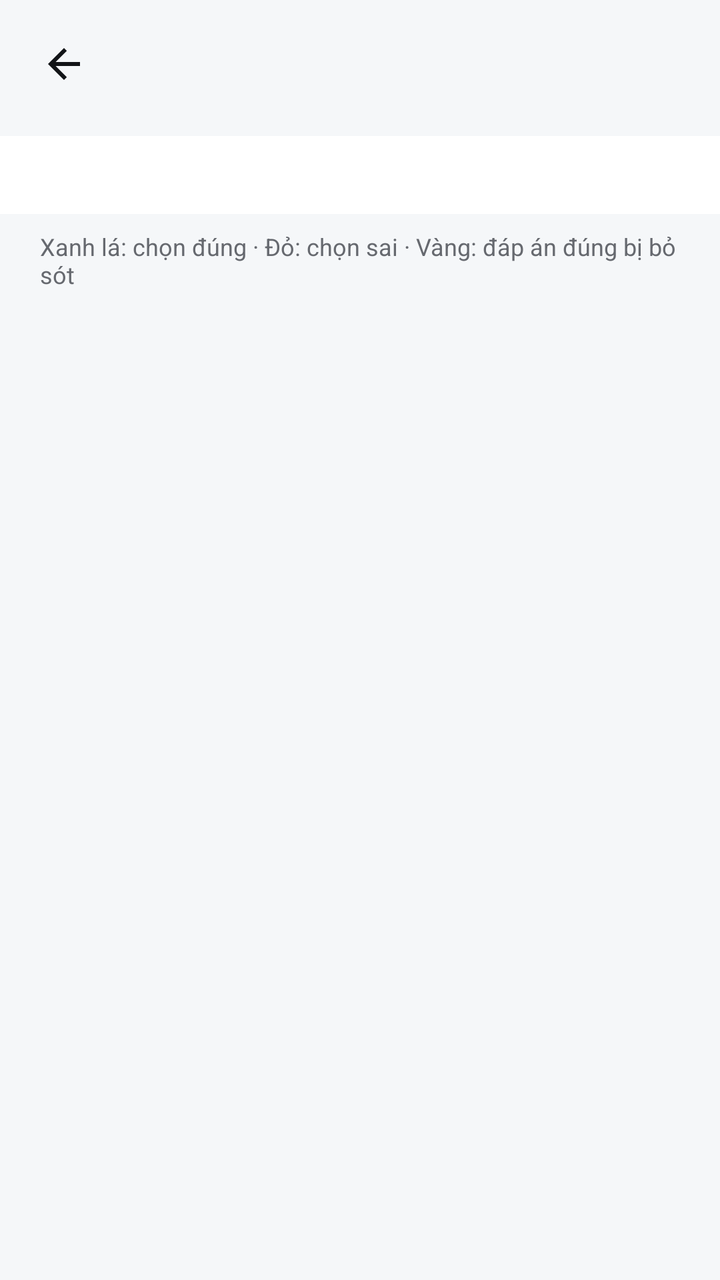
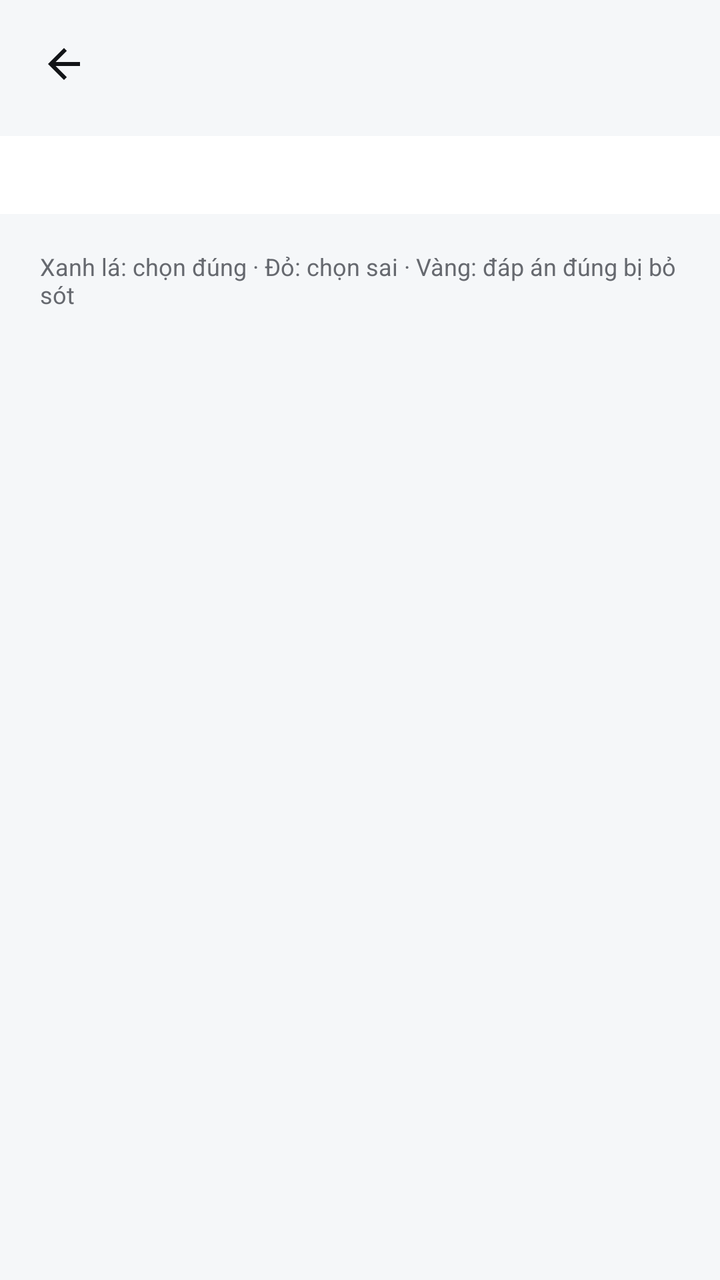

The first picture is an Android layout as it rendered before a commit; the second is the same layout after the commit. The layout source and the unified diff follow.
<!-- AndroidManifest.xml: application theme Theme.TestMarking -->
<!-- res/layout/fragment_paper.xml -->
<?xml version="1.0" encoding="utf-8"?>
<LinearLayout xmlns:android="http://schemas.android.com/apk/res/android"
    xmlns:app="http://schemas.android.com/apk/res-auto"
    android:layout_width="match_parent"
    android:layout_height="match_parent"
    android:background="@color/background"
    android:orientation="vertical">

    <LinearLayout
        android:id="@+id/header"
        android:layout_width="match_parent"
        android:layout_height="wrap_content"
        android:gravity="center_vertical"
        android:orientation="horizontal"
        android:paddingStart="8dp"
        android:paddingTop="8dp"
        android:paddingEnd="20dp"
        android:paddingBottom="8dp">

        <ImageButton
            android:id="@+id/btnBack"
            android:layout_width="48dp"
            android:layout_height="48dp"
            android:background="?attr/selectableItemBackgroundBorderless"
            android:contentDescription="@string/common_back"
            android:src="@drawable/ic_back"
            app:tint="@color/text_primary" />

        <TextView
            android:id="@+id/tvTitle"
            style="@style/TM.Text.Title"
            android:layout_width="0dp"
            android:layout_height="wrap_content"
            android:layout_marginStart="4dp"
            android:layout_weight="1"
            android:ellipsize="end"
            android:maxLines="1"
            android:textSize="20sp" />
    </LinearLayout>

    <com.google.android.material.progressindicator.LinearProgressIndicator
        android:id="@+id/progress"
        android:layout_width="match_parent"
        android:layout_height="wrap_content"
        android:indeterminate="true"
        android:visibility="invisible" />

    <TextView
        android:id="@+id/tvError"
        android:layout_width="match_parent"
        android:layout_height="wrap_content"
        android:padding="20dp"
        android:textColor="@color/danger"
        android:textSize="14sp"
        android:visibility="gone" />

    <TextView
        android:id="@+id/tvSummary"
        android:layout_width="match_parent"
        android:layout_height="wrap_content"
        android:background="@color/surface"
        android:lineSpacingExtra="3dp"
        android:paddingStart="20dp"
        android:paddingTop="10dp"
        android:paddingEnd="20dp"
        android:paddingBottom="10dp"
        android:textColor="@color/text_primary"
        android:textSize="14sp" />

    <TextView
        android:id="@+id/tvLegend"
        android:layout_width="match_parent"
        android:layout_height="wrap_content"
        android:paddingStart="20dp"
        android:paddingTop="8dp"
        android:paddingEnd="20dp"
        android:paddingBottom="4dp"
        android:text="@string/paper_legend"
        android:textColor="@color/text_secondary"
        android:textSize="12sp" />

    <androidx.recyclerview.widget.RecyclerView
        android:id="@+id/list"
        android:layout_width="match_parent"
        android:layout_height="0dp"
        android:layout_weight="1"
        android:clipToPadding="false"
        android:paddingStart="20dp"
        android:paddingEnd="20dp"
        android:paddingBottom="16dp" />
</LinearLayout>
<!-- resources referenced by this layout -->
<resources>
  <color name="background">#F5F7F9</color>
  <color name="danger">#C53637</color>
  <color name="surface">#FFFFFF</color>
  <color name="text_primary">#121417</color>
  <color name="text_secondary">#66696F</color>
  <!-- drawable ic_back (drawable) -->
  <?xml version="1.0" encoding="utf-8"?>
  <vector xmlns:android="http://schemas.android.com/apk/res/android"
      android:width="24dp"
      android:height="24dp"
      android:viewportWidth="24"
      android:viewportHeight="24"
      android:tint="?attr/colorControlNormal">
      <path
          android:fillColor="@android:color/white"
          android:pathData="M20,11H7.83l5.59,-5.59L12,4l-8,8 8,8 1.41,-1.41L7.83,13H20v-2z" />
  </vector>
  <string name="common_back">Quay lại</string>
  <string name="paper_legend">Xanh lá: chọn đúng · Đỏ: chọn sai · Vàng: đáp án đúng bị bỏ sót</string>
  <style name="TM.Text.Title" parent="TextAppearance.Material3.HeadlineSmall">
          <item name="android:textStyle">bold</item>
          <item name="android:textColor">@color/text_primary</item>
      </style>
  <color name="primary">#0077C2</color>
  <color name="on_primary">#FFFFFF</color>
  <color name="primary_soft">#DEF6FF</color>
  <color name="on_primary_soft">#00457D</color>
  <color name="surface_soft">#F2F3F5</color>
  <color name="border">#DCDEE1</color>
  <style name="TM.Button.Primary" parent="Widget.Material3.Button">
          <item name="android:minHeight">52dp</item>
          <item name="android:textSize">16sp</item>
          <item name="android:textStyle">bold</item>
          <item name="android:letterSpacing">0</item>
          <item name="android:textAllCaps">false</item>
          <item name="cornerRadius">14dp</item>
          <item name="backgroundTint">@color/primary</item>
          <item name="android:textColor">@color/on_primary</item>
      </style>
  <style name="TM.TextInput" parent="Widget.Material3.TextInputLayout.OutlinedBox">
          <item name="boxCornerRadiusTopStart">12dp</item>
          <item name="boxCornerRadiusTopEnd">12dp</item>
          <item name="boxCornerRadiusBottomStart">12dp</item>
          <item name="boxCornerRadiusBottomEnd">12dp</item>
          <item name="boxStrokeColor">@color/primary</item>
          <item name="boxStrokeErrorColor">@color/danger</item>
          <item name="boxStrokeWidth">1dp</item>
          <item name="boxStrokeWidthFocused">2dp</item>
          <item name="android:textColorHint">@color/text_secondary</item>
          <item name="hintTextColor">@color/primary</item>
          <item name="errorTextColor">@color/danger</item>
          <item name="startIconTint">@color/text_secondary</item>
          <item name="endIconTint">@color/text_secondary</item>
      </style>
  <!-- unchanged entries left out for length: 1 -->
</resources>

<!-- the commit's change to res/layout/fragment_paper.xml (unified diff, before → after) -->
@@ -67,6 +67,34 @@
         android:textColor="@color/text_primary"
         android:textSize="14sp" />
 
+    <com.google.android.material.button.MaterialButtonToggleGroup
+        android:id="@+id/toggleMode"
+        android:layout_width="match_parent"
+        android:layout_height="wrap_content"
+        android:layout_marginStart="20dp"
+        android:layout_marginTop="10dp"
+        android:layout_marginEnd="20dp"
+        app:checkedButton="@+id/btnModeAnswers"
+        app:selectionRequired="true"
+        app:singleSelection="true">
+
+        <Button
+            android:id="@+id/btnModeAnswers"
+            style="?attr/materialButtonOutlinedStyle"
+            android:layout_width="0dp"
+            android:layout_height="wrap_content"
+            android:layout_weight="1"
+            android:text="@string/paper_mode_answers" />
+
+        <Button
+            android:id="@+id/btnModePicture"
+            style="?attr/materialButtonOutlinedStyle"
+            android:layout_width="0dp"
+            android:layout_height="wrap_content"
+            android:layout_weight="1"
+            android:text="@string/paper_mode_picture" />
+    </com.google.android.material.button.MaterialButtonToggleGroup>
+
     <TextView
         android:id="@+id/tvLegend"
         android:layout_width="match_parent"
@@ -88,4 +116,36 @@
         android:paddingStart="20dp"
         android:paddingEnd="20dp"
         android:paddingBottom="16dp" />
+
+    <ScrollView
+        android:id="@+id/pictureBox"
+        android:layout_width="match_parent"
+        android:layout_height="0dp"
+        android:layout_weight="1"
+        android:visibility="gone">
+
+        <LinearLayout
+            android:layout_width="match_parent"
+            android:layout_height="wrap_content"
+            android:orientation="vertical"
+            android:padding="12dp">
+
+            <ImageView
+                android:id="@+id/imgPaper"
+                android:layout_width="match_parent"
+                android:layout_height="wrap_content"
+                android:adjustViewBounds="true"
+                android:contentDescription="@string/paper_mode_picture"
+                android:scaleType="fitCenter" />
+
+            <TextView
+                android:id="@+id/tvPictureNote"
+                android:layout_width="match_parent"
+                android:layout_height="wrap_content"
+                android:padding="8dp"
+                android:textColor="@color/text_secondary"
+                android:textSize="14sp"
+                android:visibility="gone" />
+        </LinearLayout>
+    </ScrollView>
 </LinearLayout>
<!-- resource entries referenced after the edit -->
@@ -19,6 +19,8 @@
   </vector>
   <string name="common_back">Quay lại</string>
   <string name="paper_legend">Xanh lá: chọn đúng · Đỏ: chọn sai · Vàng: đáp án đúng bị bỏ sót</string>
+  <string name="paper_mode_answers">Đáp án</string>
+  <string name="paper_mode_picture">Ảnh</string>
   <style name="TM.Text.Title" parent="TextAppearance.Material3.HeadlineSmall">
           <item name="android:textStyle">bold</item>
           <item name="android:textColor">@color/text_primary</item>
